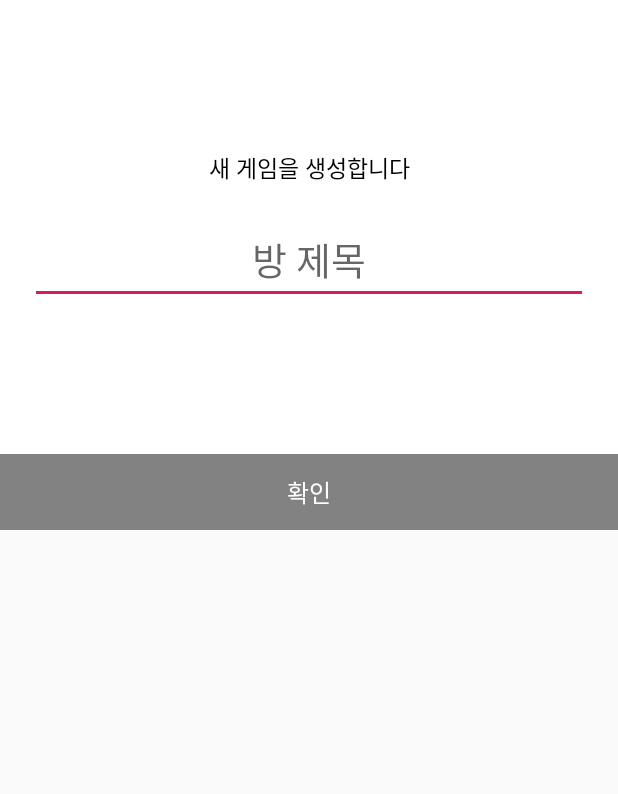
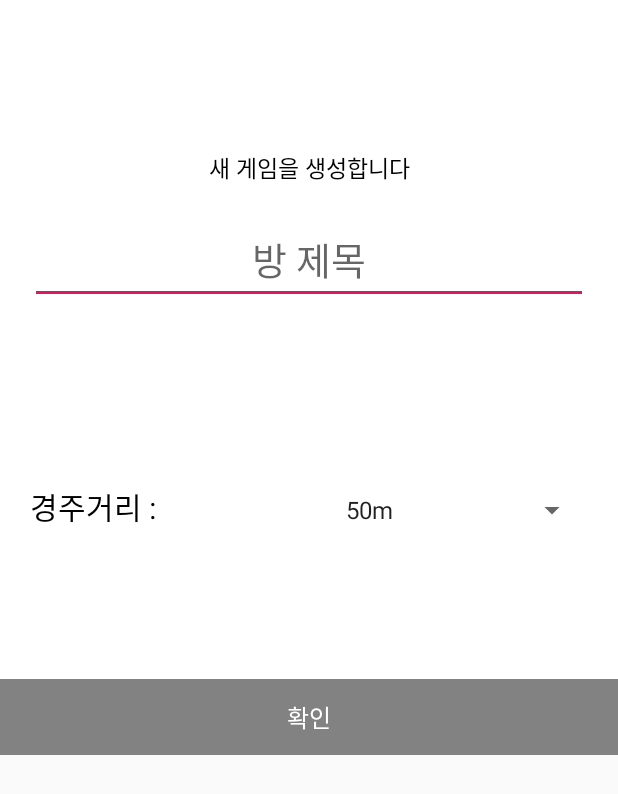
Before and after one commit to Safe-homecoming/ChickenRun, an Android app: the layout dialog_create_room.xml on its own in the app's theme, with its tools: preview values and no code run, on a phone screen of 412 x 824 dp. Shown: the top 794 px of the screen. Run offline under Robolectric (Android 15) with nearby library versions, the phone set to English and light mode, and no system bars.

Commit message:
스피너 적용 완료

```diff
--- a/app/src/main/res/layout/dialog_create_room.xml
+++ b/app/src/main/res/layout/dialog_create_room.xml
@@ -26,8 +26,39 @@
         android:hint="방 제목"
         android:layout_marginBottom="100dp"
         android:layout_width="match_parent"
-        android:layout_height="wrap_content" />
+        android:layout_height="wrap_content"
+        android:maxLines="1"
+        android:inputType="text"/>
+    <LinearLayout
+        android:layout_width="match_parent"
+        android:layout_height="wrap_content"
+        android:orientation="horizontal">
+        <TextView
+            android:layout_width="wrap_content"
+            android:layout_height="wrap_content"
+            android:text="경주거리 : "
+            android:gravity="center_horizontal"
+            android:layout_marginTop="20dp"
+            android:layout_marginHorizontal="20dp"
+            android:textColor="#000000"
+            android:textSize="20sp"
+            android:layout_marginBottom="100dp"
+            />
+        <Spinner
+            android:id="@+id/spinner2"
+            android:layout_width="match_parent"
+            android:layout_height="wrap_content"
+            android:gravity="center_horizontal"
+            android:layout_marginTop="20dp"
+            android:layout_marginHorizontal="20dp"
+            android:textColor="#000000"
+            android:textSize="25sp"
+            android:layout_marginBottom="100dp"
+            android:entries="@array/distance"
+            android:textAlignment="center"
+            ></Spinner>
 
+    </LinearLayout>
     <TextView
         android:id="@+id/dialog_button_room_create"
         android:background="#828282"
--- /dev/null
+++ b/app/src/main/res/values/array.xml
@@ -0,0 +1,11 @@
+<?xml version="1.0" encoding="utf-8"?>
+<resources>
+    <string-array name="distance">
+        <item >50m</item>
+        <item >100m</item>
+        <item >200m</item>
+        <item >300m</item>
+        <item >400m</item>
+        <item >500m</item>
+    </string-array>
+</resources>
```
Also changed, not shown: app/src/main/java/com/example/chickenrun/Lobby/Activity_Lobby.java (+9 -2 lines), app/src/main/res/layout/list_item_lobby_room.xml (+8 -0 lines).
